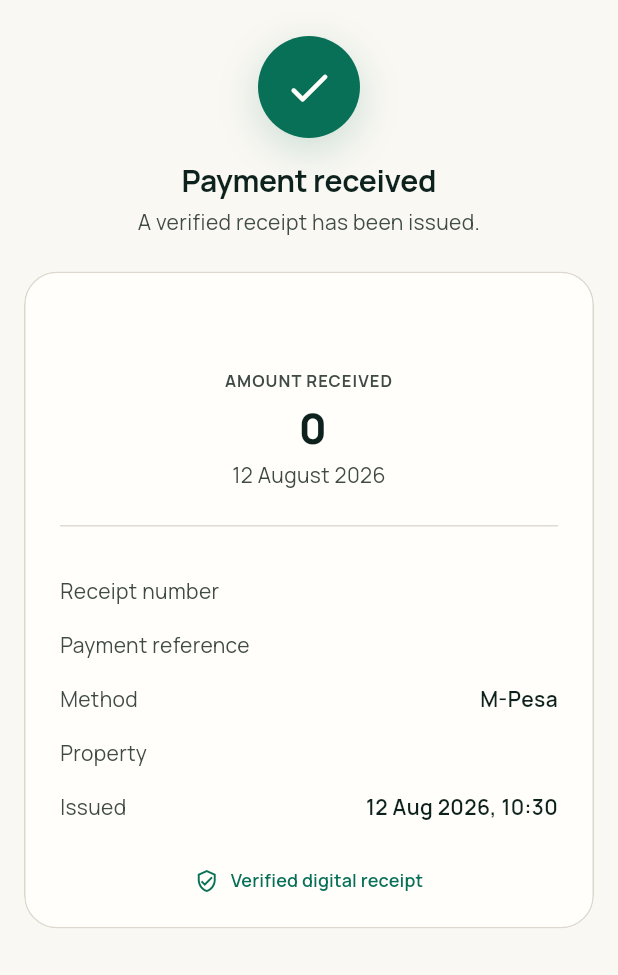
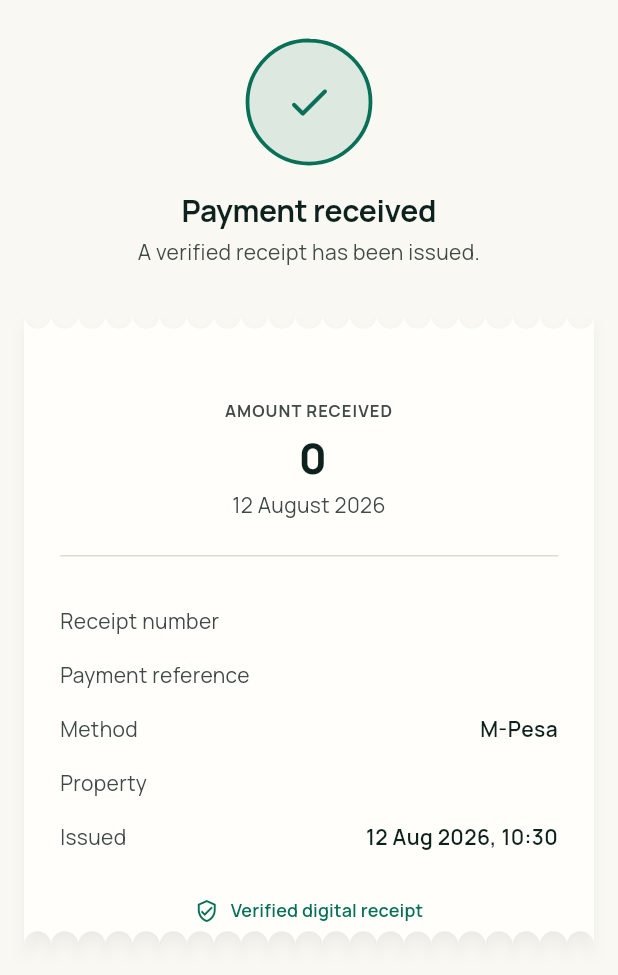
Before and after one commit to tminus1hisham/estora, a Flutter app: the _Body widget shown alone on an empty page, opened directly with empty values, on a phone screen of 412 x 824 dp. Shown: the top 975 px of the screen. Run offline on Flutter 3.47's test engine with Material 3 defaults, Android fonts, the phone set to English and light mode, and no system bars; our stand-ins replace dio, file_picker, flutter_animate, flutter_riverpod, flutter_secure_storage, go_router and 3 more; accounts and stored records are empty.

Commit message:
Animate the payment success moment and restyle the receipt
The success state was a static circle and an icon -- the same treatment
the pending and failed states got. It now draws: the ring strokes on,
then the tick. About half a second, no bounce, no confetti. The tenant
has just parted with money and wants reassurance, not a party.

It is drawn only once watch.succeeded is true, which is to say only once
the server has reported success. The polling state keeps its
indeterminate spinner, because an animation that looks resolved would be
claiming something section 39 does not let this screen know yet.

The receipt is now a piece of paper rather than a card. It is the one
artefact in this flow a tenant might screenshot or send to an
accountant, so it is worth looking like a document. PhysicalShape rather
than a decorated box: its shadow follows the torn outline, where a box
shadow would draw a rectangle behind the notches and give it away. The
notch count is derived from the width so no part-notch is left at the
end.

Choosing a payment method now animates, so it reads as a change of state
rather than a repaint.

```diff
--- a/lib/modules/payments/presentation/payment_screen.dart
+++ b/lib/modules/payments/presentation/payment_screen.dart
@@ -267,13 +267,18 @@ class _PaymentMethodTile extends StatelessWidget {
       _ => '',
     };
 
-    return Card(
-      color: selected
-          ? scheme.primaryContainer.withValues(alpha: 0.45)
-          : scheme.surface,
-      shape: RoundedRectangleBorder(
-        borderRadius: BorderRadius.circular(16),
-        side: BorderSide(
+    // Animated so that choosing a method reads as a change of state rather
+    // than a repaint. The border weight carries most of it; the fill is a
+    // supporting cue for anyone who cannot see the colour shift.
+    return AnimatedContainer(
+      duration: AppMotion.fast,
+      curve: AppMotion.enter,
+      decoration: BoxDecoration(
+        color: selected
+            ? scheme.primaryContainer.withValues(alpha: 0.45)
+            : scheme.surface,
+        borderRadius: AppRadius.medium,
+        border: Border.all(
           color: selected ? scheme.primary : scheme.outlineVariant,
           width: selected ? 1.5 : 1,
         ),
@@ -284,12 +289,14 @@ class _PaymentMethodTile extends StatelessWidget {
           horizontal: Gap.md,
           vertical: Gap.xs,
         ),
-        secondary: Container(
+        secondary: AnimatedContainer(
+          duration: AppMotion.fast,
+          curve: AppMotion.enter,
           width: 42,
           height: 42,
           decoration: BoxDecoration(
             color: selected ? scheme.primary : scheme.surfaceContainerHighest,
-            borderRadius: BorderRadius.circular(12),
+            borderRadius: AppRadius.small,
           ),
           child: Icon(
             icon,
--- a/lib/modules/payments/presentation/payment_status_screen.dart
+++ b/lib/modules/payments/presentation/payment_status_screen.dart
@@ -3,6 +3,7 @@ import 'package:flutter_riverpod/flutter_riverpod.dart';
 import 'package:go_router/go_router.dart';
 
 import '../../../components/app_bottom_action_bar.dart';
+import '../../../components/app_success_mark.dart';
 import '../../../components/money_text.dart';
 import '../../../components/section_card.dart';
 import '../../../components/state_views.dart';
@@ -284,6 +285,8 @@ class _StatusHeader extends StatelessWidget {
             alignment: Alignment.center,
             children: [
               if (watch.isPolling)
+                // Still indeterminate: the server has not decided yet, and an
+                // animation that looks resolved would be saying otherwise.
                 SizedBox(
                   height: 88,
                   width: 88,
@@ -292,6 +295,11 @@ class _StatusHeader extends StatelessWidget {
                     color: color.withValues(alpha: 0.6),
                   ),
                 ),
+              if (watch.succeeded)
+                // Drawn only once the server has reported success. This is the
+                // one celebratory moment in the app.
+                AppSuccessMark(color: color, icon: icon)
+              else
                 Container(
                   height: 68,
                   width: 68,
@@ -310,7 +318,7 @@ class _StatusHeader extends StatelessWidget {
           textAlign: TextAlign.center,
           style: Theme.of(
             context,
-          ).textTheme.headlineSmall?.copyWith(fontWeight: FontWeight.w700),
+          ).textTheme.headlineSmall?.copyWith(fontWeight: AppTypography.bold),
         ),
         Gap.h8,
         Text(
--- a/lib/modules/payments/presentation/receipt_screen.dart
+++ b/lib/modules/payments/presentation/receipt_screen.dart
@@ -2,6 +2,7 @@ import 'package:flutter/material.dart';
 import 'package:flutter_riverpod/flutter_riverpod.dart';
 
 import '../../../components/app_bottom_action_bar.dart';
+import '../../../components/app_success_mark.dart';
 import '../../../components/money_text.dart';
 import '../../../components/section_card.dart';
 import '../../../components/state_views.dart';
@@ -65,32 +66,16 @@ class _Body extends ConsumerWidget {
           children: [
             Column(
               children: [
-                Container(
-                  width: 68,
-                  height: 68,
-                  decoration: BoxDecoration(
-                    color: scheme.primary,
-                    shape: BoxShape.circle,
-                    boxShadow: [
-                      BoxShadow(
-                        color: scheme.primary.withValues(alpha: 0.2),
-                        blurRadius: 24,
-                        offset: const Offset(0, 8),
-                      ),
-                    ],
-                  ),
-                  child: Icon(
-                    Icons.check_rounded,
-                    size: 34,
-                    color: scheme.onPrimary,
-                  ),
+                AppSuccessMark(
+                  color: scheme.primary,
+                  icon: Icons.check_rounded,
                 ),
                 Gap.h16,
                 Text(
                   'Payment received',
-                  style: Theme.of(
-                    context,
-                  ).textTheme.titleLarge?.copyWith(fontWeight: FontWeight.w700),
+                  style: Theme.of(context).textTheme.titleLarge?.copyWith(
+                    fontWeight: AppTypography.bold,
+                  ),
                 ),
                 Gap.h4,
                 Text(
@@ -103,7 +88,7 @@ class _Body extends ConsumerWidget {
               ],
             ),
             Gap.h24,
-            Card(
+            _ReceiptPaper(
               child: Padding(
                 padding: const EdgeInsets.all(Gap.xl),
                 child: Column(
@@ -194,3 +179,73 @@ class _Body extends ConsumerWidget {
     );
   }
 }
+
+/// The receipt itself, drawn as a piece of paper rather than as a card.
+///
+/// A receipt is the one artefact in this flow the tenant may screenshot, file
+/// or send to an accountant, so it is worth it looking like a document. The
+/// torn edges are the whole of the effect — everything inside is the same
+/// DetailRow layout used on every other detail screen.
+class _ReceiptPaper extends StatelessWidget {
+  const _ReceiptPaper({required this.child});
+
+  final Widget child;
+
+  @override
+  Widget build(BuildContext context) {
+    final scheme = Theme.of(context).colorScheme;
+
+    // PhysicalShape rather than a DecoratedBox: it casts a shadow that follows
+    // the torn outline, where a box shadow would draw a rectangle behind the
+    // notches and give the illusion away.
+    return PhysicalShape(
+      clipper: const _TornPaperClipper(),
+      color: scheme.surfaceContainerLowest,
+      elevation: AppElevation.medium,
+      shadowColor: scheme.shadow.withValues(alpha: 0.16),
+      child: child,
+    );
+  }
+}
+
+/// A rectangle whose top and bottom edges are torn into semicircular notches.
+class _TornPaperClipper extends CustomClipper<Path> {
+  const _TornPaperClipper();
+
+  /// Chosen so the notches divide evenly into any width: the count is derived
+  /// from the width and the radius follows, rather than the other way round,
+  /// which would leave a clipped part-notch at one end.
+  static const double _targetNotchWidth = 18;
+
+  @override
+  Path getClip(Size size) {
+    final count = (size.width / _targetNotchWidth).round().clamp(4, 60);
+    final notch = size.width / count;
+    final radius = notch / 2;
+
+    final path = Path()..moveTo(0, radius);
+
+    for (var i = 0; i < count; i++) {
+      path.arcToPoint(
+        Offset((i + 1) * notch, radius),
+        radius: Radius.circular(radius),
+        clockwise: false,
+      );
+    }
+
+    path.lineTo(size.width, size.height - radius);
+
+    for (var i = count; i > 0; i--) {
+      path.arcToPoint(
+        Offset((i - 1) * notch, size.height - radius),
+        radius: Radius.circular(radius),
+        clockwise: false,
+      );
+    }
+
+    return path..close();
+  }
+
+  @override
+  bool shouldReclip(_TornPaperClipper oldClipper) => false;
+}
```
Lines whose indentation alone changed are shown as unchanged.
